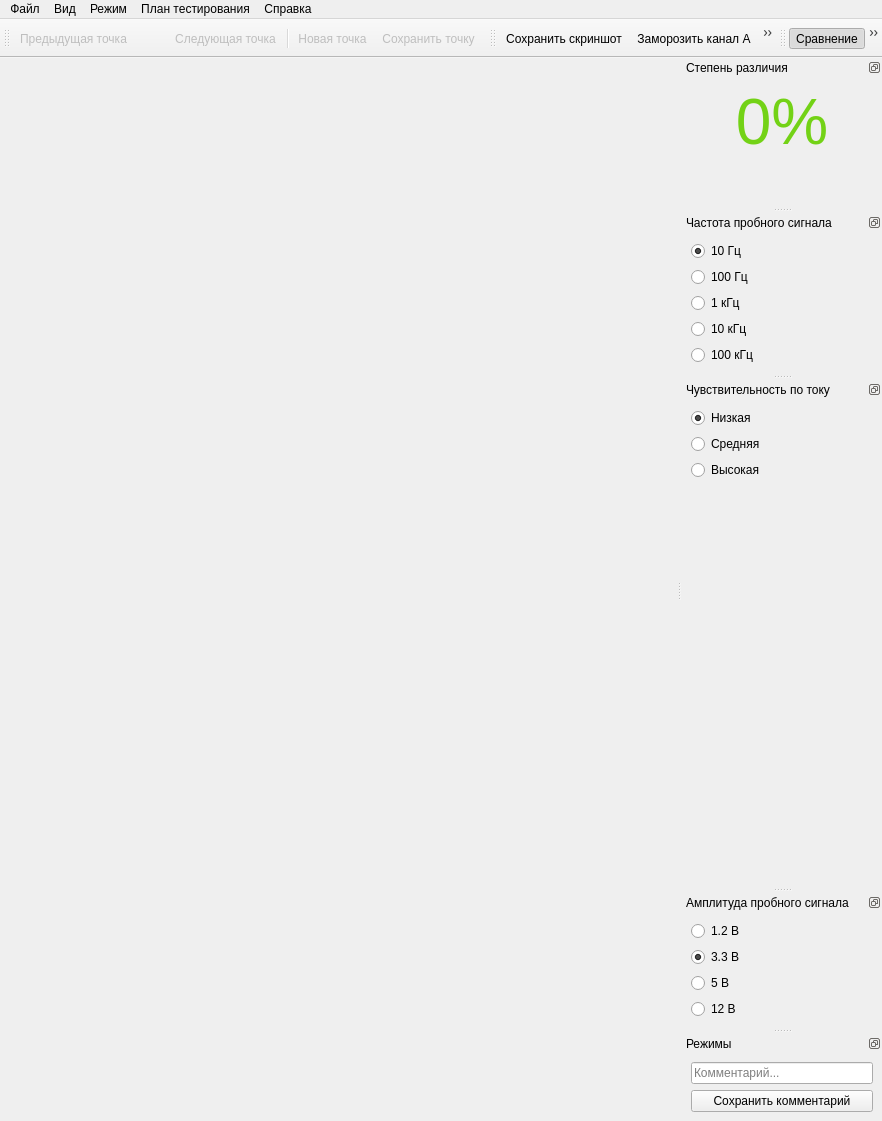
EPC-MSU/EPLab, file gui/mainwindow.ui: the form before one commit.
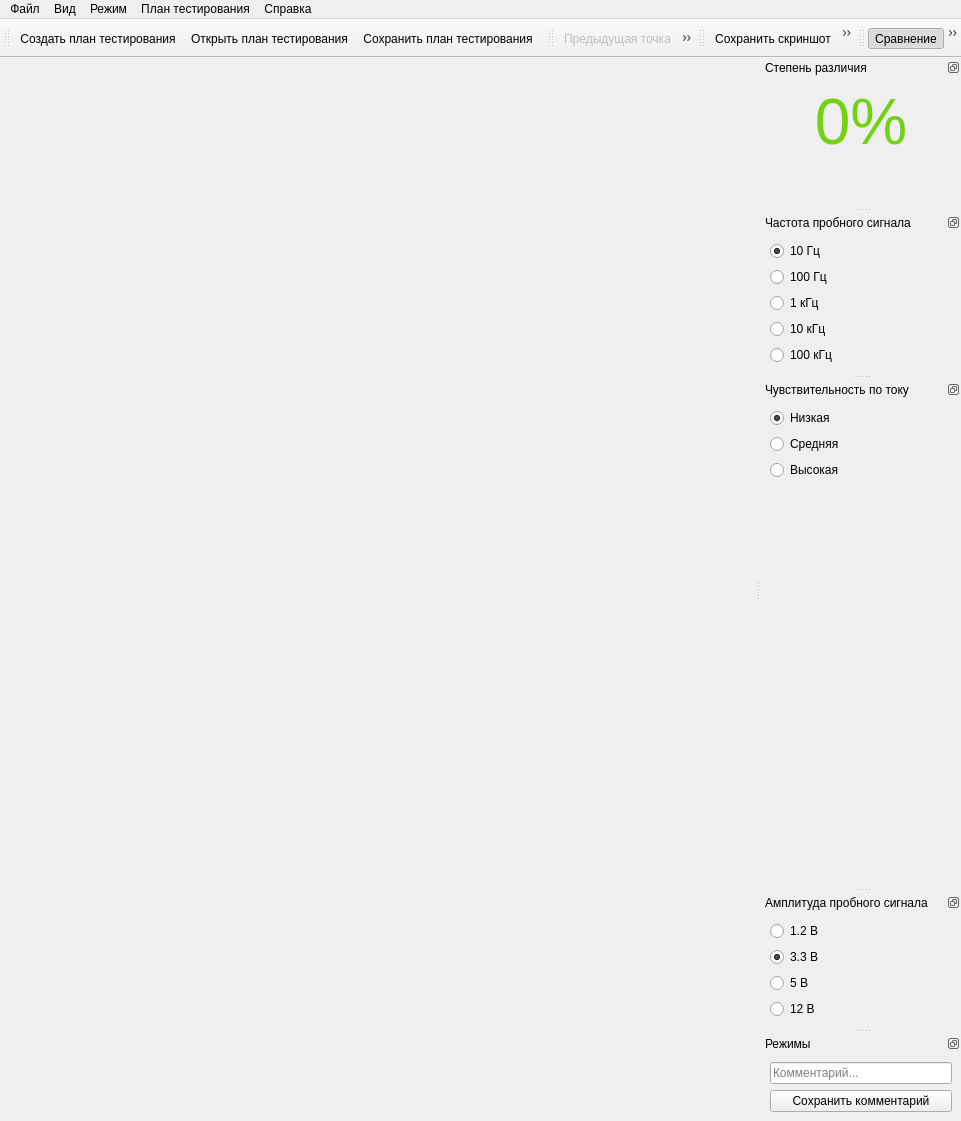
The form after the commit. Icons and pictures are not drawn.

```diff
--- a/gui/mainwindow.ui
+++ b/gui/mainwindow.ui
@@ -333,6 +333,29 @@
    <addaction name="test_plan_menu_action"/>
    <addaction name="help_menu_action"/>
   </widget>
+  <widget class="QToolBar" name="toolBar_file">
+   <property name="sizePolicy">
+    <sizepolicy hsizetype="Fixed" vsizetype="Fixed">
+     <horstretch>0</horstretch>
+     <verstretch>0</verstretch>
+    </sizepolicy>
+   </property>
+   <property name="windowTitle">
+    <string>Файл</string>
+   </property>
+   <property name="toolTipDuration">
+    <number>-1</number>
+   </property>
+   <attribute name="toolBarArea">
+    <enum>TopToolBarArea</enum>
+   </attribute>
+   <attribute name="toolBarBreak">
+    <bool>false</bool>
+   </attribute>
+   <addaction name="new_file_action"/>
+   <addaction name="open_file_action"/>
+   <addaction name="save_file_action"/>
+  </widget>
   <widget class="QToolBar" name="toolBar_test">
    <property name="minimumSize">
     <size>
```
Left out of the diff: 20 changed lines with no effect on the pictures.
